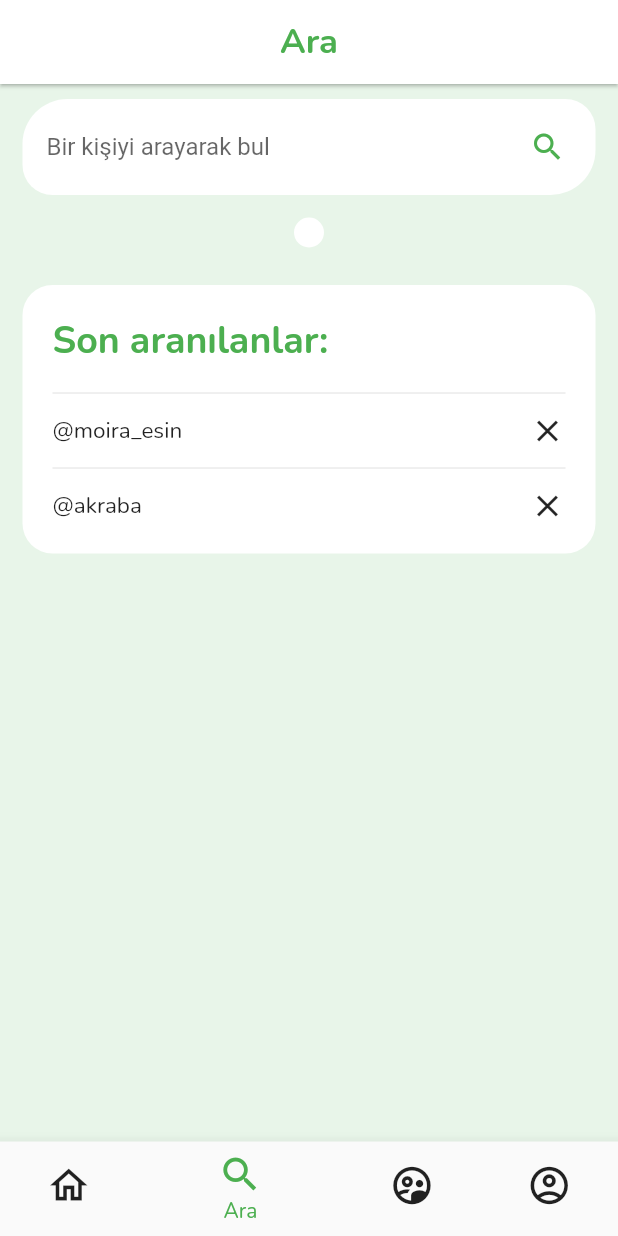
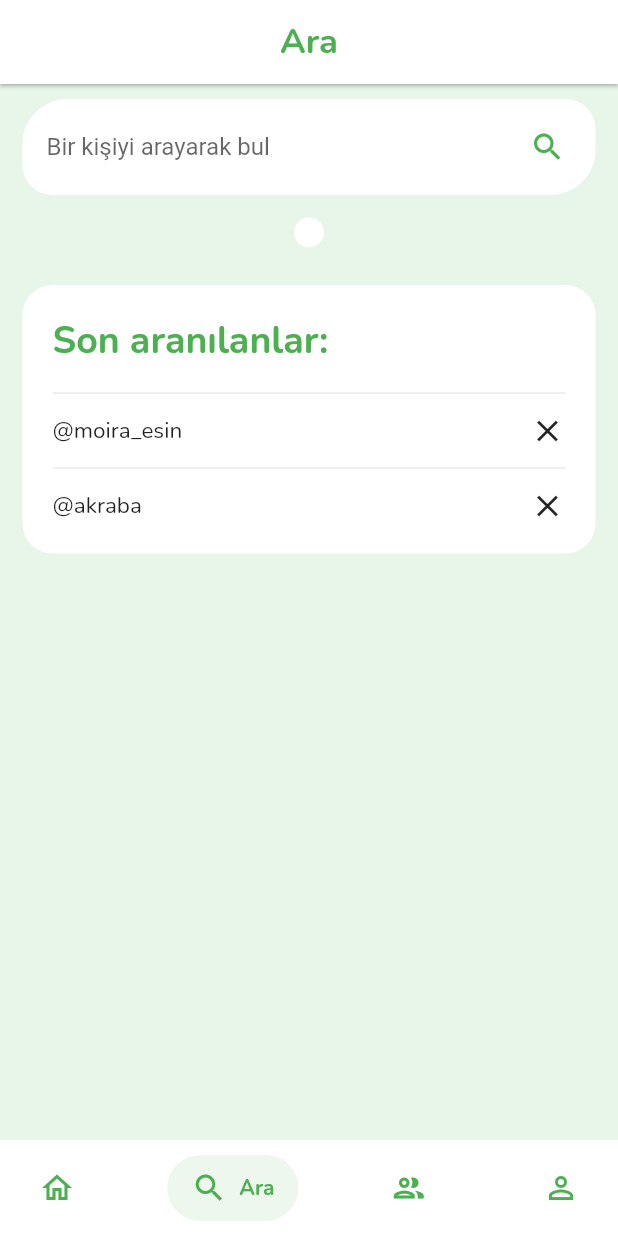
Before and after one commit to simamoglu/famille, a Flutter app: the screen it shows after launch, item 2 of the bottom bar chosen, on a phone screen of 412 x 824 dp. Run offline on Flutter 3.47's test engine with Material 2 defaults, Android fonts, the phone set to English and light mode, and no system bars; drawn by our look-alikes of salomon_bottom_bar.

Commit message:
BottomNavigationBar was changed

```diff
--- a/lib/screens/navigation_bar_screen.dart
+++ b/lib/screens/navigation_bar_screen.dart
@@ -1,4 +1,6 @@
 import 'package:flutter/material.dart';
+
+import 'package:salomon_bottom_bar/salomon_bottom_bar.dart';
 
 import 'feed_screen.dart';
 import 'search_screen.dart';
@@ -24,52 +26,75 @@ class _NavigationBarScreenState extends State<NavigationBarScreen> {
   @override
   Widget build(BuildContext context) {
     return Scaffold(
-      backgroundColor: Theme.of(context).backgroundColor,
+      backgroundColor: Colors.white,
       body: _pages[_selectedIndex],
-      bottomNavigationBar: BottomNavigationBar(
+      bottomNavigationBar: SalomonBottomBar(
+        unselectedItemColor: Colors.green,
+        margin: const EdgeInsets.all(10),
+        curve: Curves.ease,
+        currentIndex: _selectedIndex,
+        onTap: (index) => setState(() => _selectedIndex = index),
         items: [
-          BottomNavigationBarItem(
-            icon: Icon(
-              _selectedIndex == 0 ? Icons.home : Icons.home_outlined,
-              size: 30,
+          /// Home
+          SalomonBottomBarItem(
+            icon: const Icon(
+              Icons.home_outlined,
             ),
-            label: 'Ana Sayfa',
+            title: const Text(
+              'Ana Sayfa',
+              style: TextStyle(
+                fontWeight: FontWeight.bold,
+                fontFamily: 'Nunito',
+              ),
+            ),
+            selectedColor: Colors.green,
           ),
-          BottomNavigationBarItem(
-            icon: Icon(
-              _selectedIndex == 1 ? Icons.search : Icons.search_outlined,
-              size: 30,
+
+          /// Likes
+          SalomonBottomBarItem(
+            icon: const Icon(
+              Icons.search_outlined,
             ),
-            label: 'Ara',
+            title: const Text(
+              'Ara',
+              style: TextStyle(
+                fontWeight: FontWeight.bold,
+                fontFamily: 'Nunito',
+              ),
+            ),
+            selectedColor: Colors.green,
           ),
-          BottomNavigationBarItem(
-            icon: Icon(
-              _selectedIndex == 2
-                  ? Icons.supervised_user_circle
-                  : Icons.supervised_user_circle_outlined,
-              size: 30,
+
+          /// Search
+          SalomonBottomBarItem(
+            icon: const Icon(
+              Icons.group_outlined,
             ),
-            label: 'Aile',
+            title: const Text(
+              'Aile',
+              style: TextStyle(
+                fontWeight: FontWeight.bold,
+                fontFamily: 'Nunito',
+              ),
+            ),
+            selectedColor: Colors.green,
           ),
-          BottomNavigationBarItem(
-            icon: Icon(
-              _selectedIndex == 3
-                  ? Icons.account_circle
-                  : Icons.account_circle_outlined,
-              size: 30,
+
+          /// Profile
+          SalomonBottomBarItem(
+            icon: const Icon(
+              Icons.person_outline,
             ),
-            label: 'Ben',
+            title: const Text(
+              'Ben',
+              style: TextStyle(
+                fontWeight: FontWeight.bold,
+                fontFamily: 'Nunito',
+              ),
+            ),
+            selectedColor: Colors.green,
           ),
         ],
-        showUnselectedLabels: false,
-        unselectedItemColor: Colors.black87,
-        selectedItemColor: Colors.green,
-        currentIndex: _selectedIndex,
-        onTap: (int index) {
-          setState(() {
-            _selectedIndex = index;
-          });
-        },
       ),
     );
   }
--- a/pubspec.yaml
+++ b/pubspec.yaml
@@ -21,6 +21,7 @@ dev_dependencies:
   flutter_launcher_icons: "^0.9.3"
   add_2_calendar: ^2.1.0
   flutter_rounded_date_picker: ^2.0.2
+  salomon_bottom_bar: ^3.3.1
   #firebase_auth: ^0.16.1
   #cloud_firestore: ^0.13.5
   #firebase_storage: ^3.1.5
```
Also changed, not shown: pubspec.lock.
